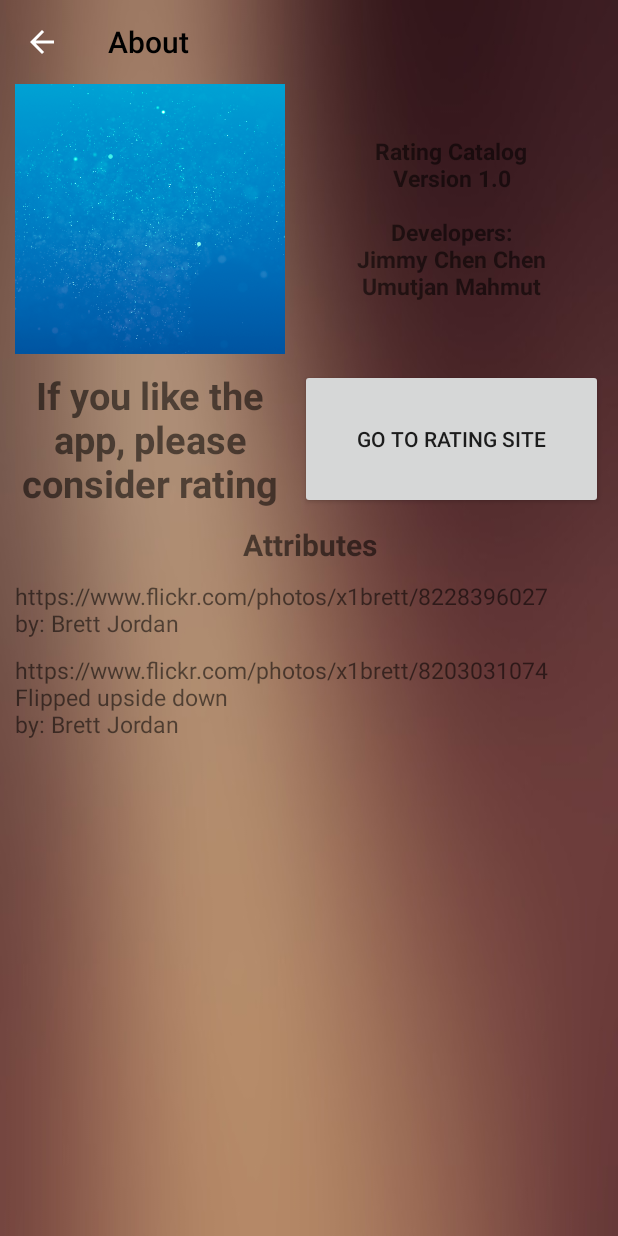
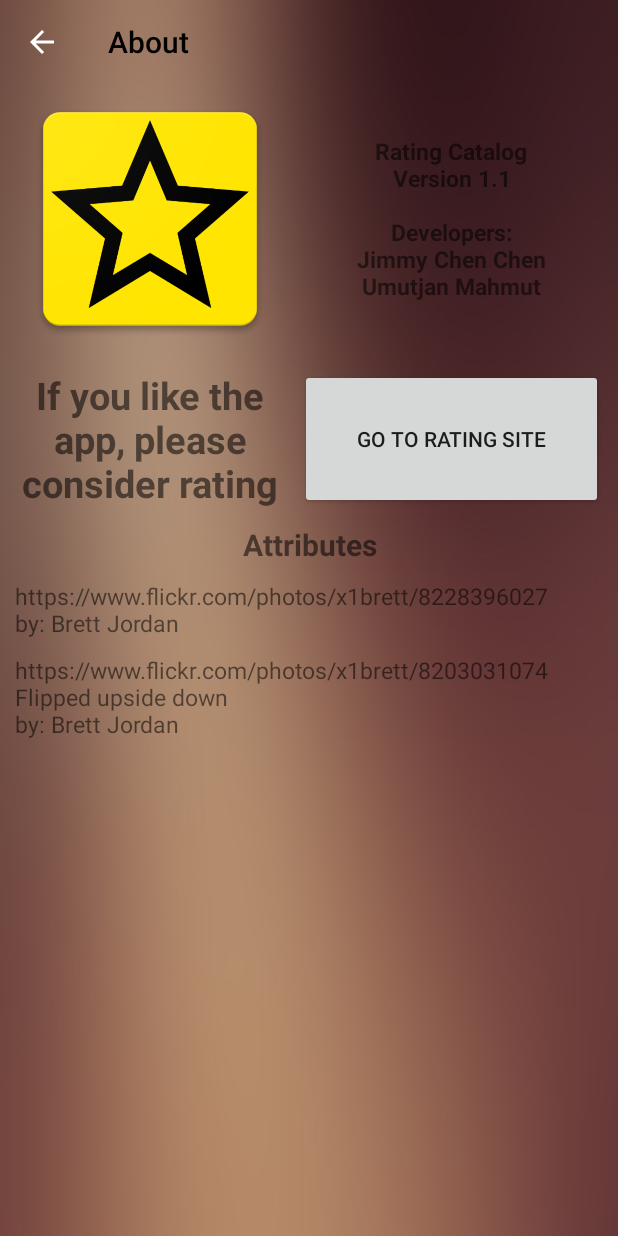
Before and after one commit to jchenche/Rating-Log, an Android app: the AboutPage screen opened directly, with no data from a screen before it, on a phone screen of 412 x 824 dp. Run offline under Robolectric (Android 15) with nearby library versions, the light colour scheme and no system bars.

Commit message:
Documented the code

```diff
--- a/app/src/main/java/madeinsummer/ratinglog/AboutPage.java
+++ b/app/src/main/java/madeinsummer/ratinglog/AboutPage.java
@@ -40,7 +40,8 @@ public class AboutPage extends AppCompatActivity {
         findViewById(R.id.aboutLayout).setBackgroundResource(R.drawable.simple_wall);
     }
 
-
+    // From StackOverflow
+    // https://stackoverflow.com/questions/10816757/rate-this-app-link-in-google-play-store-app-on-the-phone
     public void go_to_rating_site(View view) {
         Uri uri = Uri.parse("market://details?id=" + getApplicationContext().getPackageName());
         Intent goToMarket = new Intent(Intent.ACTION_VIEW, uri);
@@ -56,4 +57,5 @@ public class AboutPage extends AppCompatActivity {
                     Uri.parse("http://play.google.com/store/apps/details?id=" + getApplicationContext().getPackageName())));
         }
     }
+
 }
--- a/app/src/main/res/layout/activity_about_page.xml
+++ b/app/src/main/res/layout/activity_about_page.xml
@@ -6,7 +6,7 @@
     android:layout_width="match_parent"
     android:layout_height="match_parent"
     android:fitsSystemWindows="true"
-    tools:context="com.example.chenjimmy369.ratingcatalog.AboutPage">
+    tools:context="madeinsummer.ratinglog.MainActivity">
 
     <ImageView
         android:id="@+id/aboutImage"
@@ -16,7 +16,7 @@
         android:layout_alignParentTop="true"
         android:layout_marginLeft="10dp"
         android:scaleType="centerCrop"
-        app:srcCompat="@drawable/blue" />
+        app:srcCompat="@drawable/squared_star" />
 
     <TextView
         android:id="@+id/aboutText"
@@ -29,7 +29,7 @@
         android:layout_toEndOf="@+id/aboutImage"
         android:gravity="center"
         android:textStyle="bold"
-        android:text="Rating Catalog\nVersion 1.0\n\nDevelopers:\nJimmy Chen Chen\nUmutjan Mahmut"
+        android:text="Rating Catalog\nVersion 1.1\n\nDevelopers:\nJimmy Chen Chen\nUmutjan Mahmut"
         android:textSize="15dp" />
 
     <TextView
--- a/app/src/main/res/layout/activity_add_popup.xml
+++ b/app/src/main/res/layout/activity_add_popup.xml
@@ -6,7 +6,7 @@
     android:layout_width="match_parent"
     android:layout_height="match_parent"
     android:background="@drawable/simple_wall"
-    tools:context="com.example.chenjimmy369.ratingcatalog.AddPopup"
+    tools:context="madeinsummer.ratinglog.MainActivity"
     android:orientation="vertical">
 
     <TextView
--- a/app/src/main/res/layout/activity_big_picture_displayer.xml
+++ b/app/src/main/res/layout/activity_big_picture_displayer.xml
@@ -4,7 +4,7 @@
     xmlns:tools="http://schemas.android.com/tools"
     android:layout_width="match_parent"
     android:layout_height="match_parent"
-    tools:context="com.example.chenjimmy369.ratingcatalog.BigPictureDisplayer">
+    tools:context="madeinsummer.ratinglog.MainActivity">
 
 
     <ImageView
--- a/app/src/main/res/layout/activity_main.xml
+++ b/app/src/main/res/layout/activity_main.xml
@@ -1,6 +1,5 @@
 <?xml version="1.0" encoding="utf-8"?>
 <RelativeLayout xmlns:android="http://schemas.android.com/apk/res/android"
-    xmlns:app="http://schemas.android.com/apk/res-auto"
     xmlns:tools="http://schemas.android.com/tools"
     android:id="@+id/listLayout"
     android:layout_width="match_parent"
--- a/app/src/main/res/menu/about_menu.xml
+++ b/app/src/main/res/menu/about_menu.xml
@@ -1,4 +1,2 @@
 <?xml version="1.0" encoding="utf-8"?>
-<menu xmlns:android="http://schemas.android.com/apk/res/android">
-
-</menu>
+<menu></menu>
```
Also changed, not shown: app/src/main/java/madeinsummer/ratinglog/AddPopup.java (+5 -4 lines), app/src/main/java/madeinsummer/ratinglog/BigPictureDisplayer.java (+3 -5 lines), app/src/main/java/madeinsummer/ratinglog/DataBaseFunctions.java (+8 -4 lines), app/src/main/java/madeinsummer/ratinglog/MainActivity.java (+42 -51 lines), app/src/main/res/drawable/squared_star.png (added), 1 other file.
